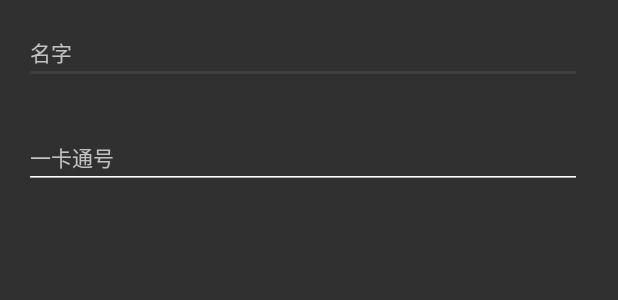
After one commit to moiling/CQUPTCard, an Android app: the layout view_add_card.xml on its own in the app's theme, with its tools: preview values and no code run, on a phone screen of 412 x 824 dp. The commit adds this screen. Shown: the top 300 px of the screen. Run offline under Robolectric (Android 15) with nearby library versions, the phone set to English and light mode, and no system bars.

Commit message:
多张一卡通添加 完成

```diff
--- a/app/src/main/AndroidManifest.xml
+++ b/app/src/main/AndroidManifest.xml
@@ -2,7 +2,7 @@
 <manifest xmlns:android="http://schemas.android.com/apk/res/android"
     package="com.moi.cquptcard" >
 
-    <uses-permission android:name="android.permission.INTERNET"/>
+    <uses-permission android:name="android.permission.INTERNET" />
 
     <application
         android:name=".app.APP"
--- a/app/src/main/res/layout/activity_home.xml
+++ b/app/src/main/res/layout/activity_home.xml
@@ -2,6 +2,7 @@
                 xmlns:tools="http://schemas.android.com/tools"
                 android:layout_width="match_parent"
                 android:layout_height="match_parent"
+                android:fitsSystemWindows="true"
                 tools:context=".HomeActivity">
 
     <include
--- /dev/null
+++ b/app/src/main/res/layout/view_add_card.xml
@@ -0,0 +1,64 @@
+<LinearLayout xmlns:android="http://schemas.android.com/apk/res/android"
+    xmlns:app="http://schemas.android.com/apk/res-auto"
+    android:layout_width="match_parent"
+    android:layout_height="match_parent"
+    android:orientation="vertical">
+
+    <LinearLayout
+        android:layout_marginTop="14dp"
+        android:layout_width="match_parent"
+        android:layout_height="wrap_content"
+        android:orientation="horizontal">
+
+<!--        <ImageView
+            android:id="@+id/iv_login_name"
+            android:layout_gravity="center"
+            android:layout_width="wrap_content"
+            android:layout_height="wrap_content"
+            android:layout_marginLeft="25dp"
+            android:src="@mipmap/ic_login_name" />-->
+
+        <android.support.v7.widget.AppCompatEditText
+            android:id="@+id/ed_name"
+            android:layout_width="match_parent"
+            android:layout_height="wrap_content"
+            android:layout_gravity="center"
+            android:layout_marginLeft="16dp"
+            android:layout_marginRight="24dp"
+            android:hint="名字"
+            android:inputType="text"
+            android:textSize="14sp" />
+
+    </LinearLayout>
+
+    <LinearLayout
+        android:layout_width="match_parent"
+        android:layout_height="wrap_content"
+        android:layout_marginTop="28dp"
+        android:layout_marginBottom="10dp"
+        android:orientation="horizontal">
+
+<!--
+        <ImageView
+            android:id="@+id/iv_login_pwd"
+            android:layout_gravity="center"
+            android:layout_width="wrap_content"
+            android:layout_height="wrap_content"
+            android:layout_below="@+id/iv_login_name"
+            android:layout_marginLeft="25dp"
+            android:src="@mipmap/ic_login_pwd" />
+-->
+
+        <android.support.v7.widget.AppCompatEditText
+            android:id="@+id/ed_id"
+            android:layout_width="match_parent"
+            android:layout_height="wrap_content"
+            android:layout_gravity="center"
+            android:layout_marginLeft="16dp"
+            android:layout_marginRight="24dp"
+            android:hint="一卡通号"
+            android:inputType="number"
+            android:textSize="14sp" />
+
+    </LinearLayout>
+</LinearLayout>
--- a/app/src/main/res/values-v21/styles.xml
+++ b/app/src/main/res/values-v21/styles.xml
@@ -2,7 +2,7 @@
 <resources>
     <style name="AppTheme" parent="AppTheme.Base">
         <!--Navigation bar color-->
-        <item name="android:navigationBarColor">@color/primary_color</item>
+        <item name="android:navigationBarColor">?colorPrimaryDark</item>
         <item name="android:windowDrawsSystemBarBackgrounds">true</item>
         <item name="android:statusBarColor">?colorPrimaryDark</item>
     </style>
--- a/app/src/main/res/values/dimens.xml
+++ b/app/src/main/res/values/dimens.xml
@@ -7,4 +7,7 @@
     <dimen name="fab_margin_bottom">16dp</dimen>
 
     <dimen name="fab_margin_top">72dp</dimen>
+    <dimen name="fab_margin">16dp</dimen>
+    <dimen name="app_bar_height">180dp</dimen>
+    <dimen name="text_margin">16dp</dimen>
 </resources>
```
Also changed, not shown: app/src/main/java/com/moi/cquptcard/model/bean/Card.java (+27 -7 lines), app/src/main/java/com/moi/cquptcard/ui/activity/HomeActivity.java (+97 -1 lines), app/src/main/java/com/moi/cquptcard/ui/adapter/CardsAdapter.java (added, +71 -0 lines), app/src/main/res/layout/item_card.xml (+4 -5 lines).
